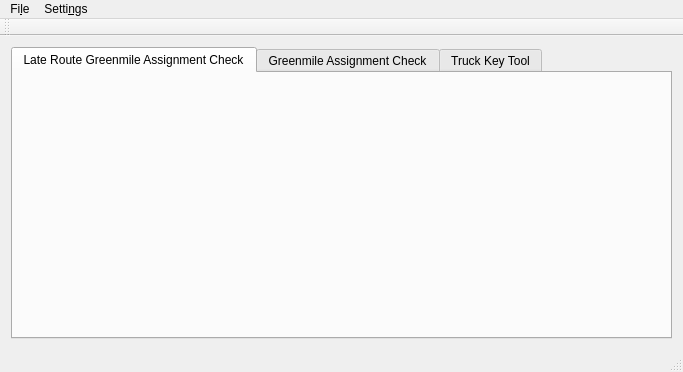
Old version of the form mainwindow.ui in the repository drewdemarest/Assignment-Check.
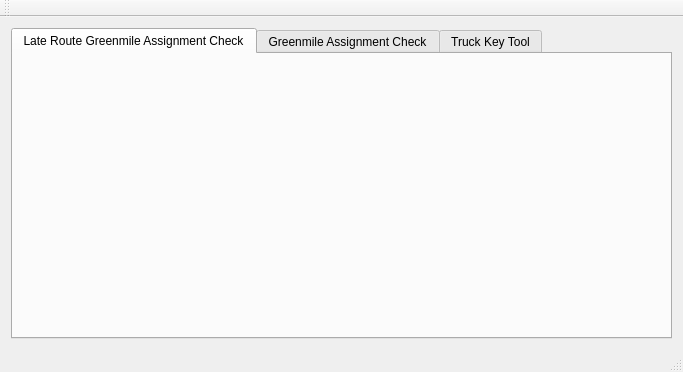
New version of the form.

What changed in the file:
```diff
--- a/mainwindow.ui
+++ b/mainwindow.ui
@@ -48,22 +48,9 @@
      <x>0</x>
      <y>0</y>
      <width>683</width>
-     <height>20</height>
+     <height>23</height>
     </rect>
    </property>
-   <widget class="QMenu" name="menuFile">
-    <property name="title">
-     <string>Fi&amp;le</string>
-    </property>
-   </widget>
-   <widget class="QMenu" name="menuSettings">
-    <property name="title">
-     <string>Setti&amp;ngs</string>
-    </property>
-    <addaction name="actionEdit_Route_Start_tImes"/>
-   </widget>
-   <addaction name="menuFile"/>
-   <addaction name="menuSettings"/>
   </widget>
   <widget class="QToolBar" name="mainToolBar">
    <attribute name="toolBarArea">
```
